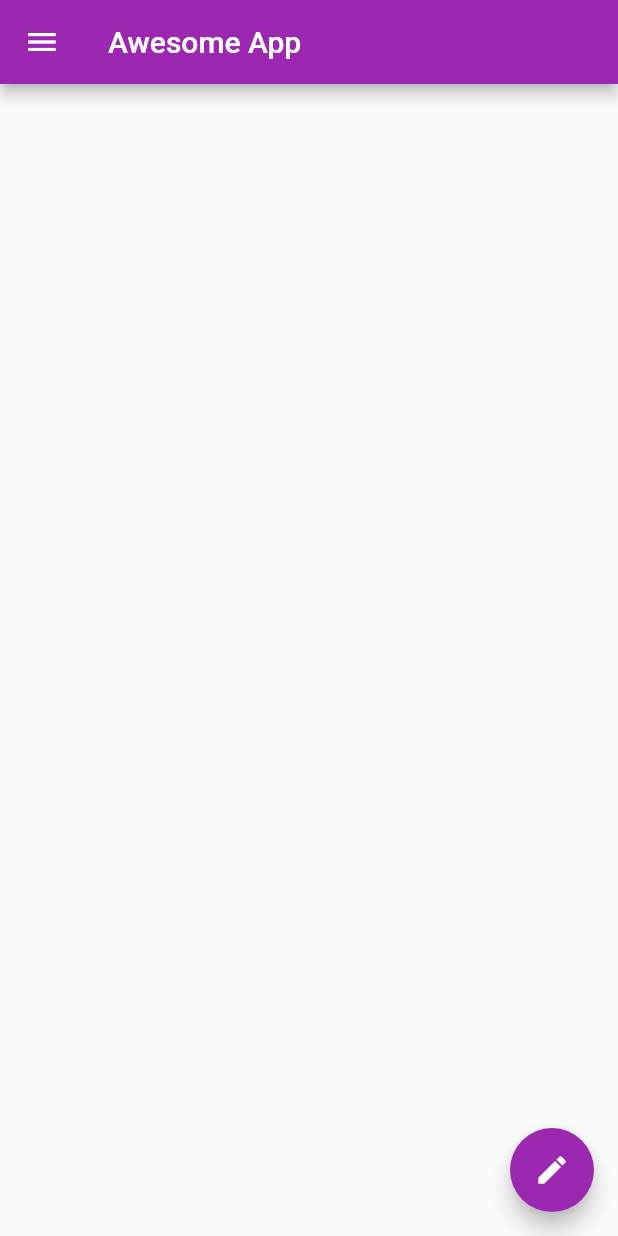
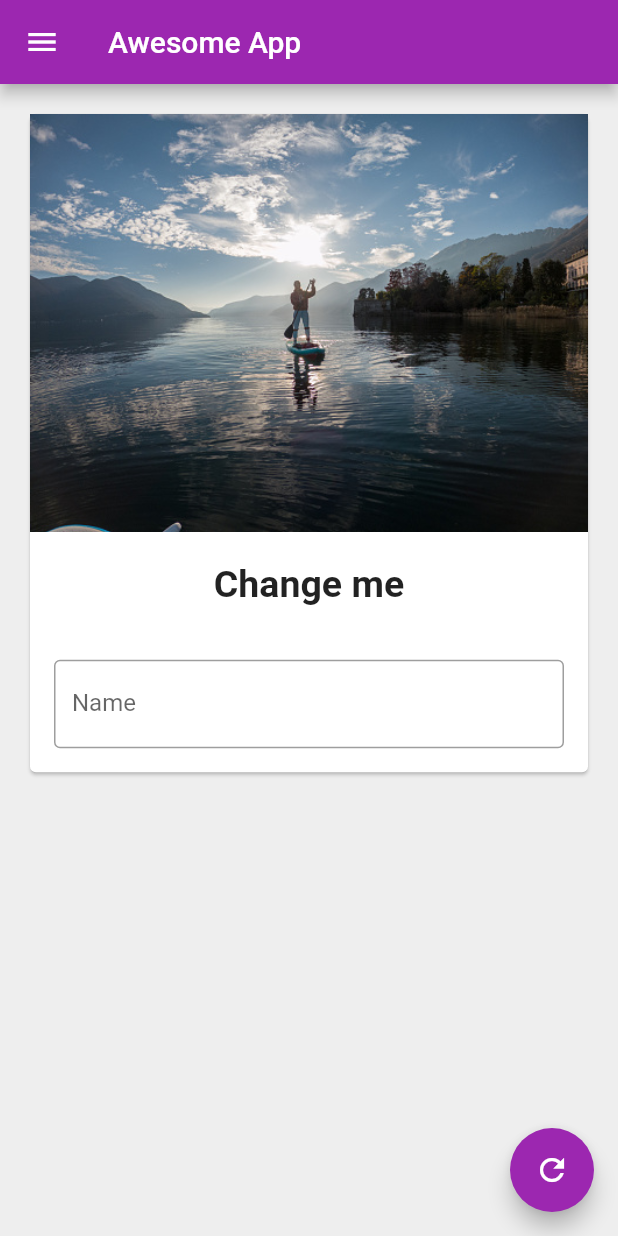
Before and after one commit to hasibjaved/flutter_youtube_practice, a Flutter app: the screen it shows after launch, on a phone screen of 412 x 824 dp. Run offline on Flutter 3.47's test engine with Material 2 defaults, Android fonts, the phone set to English and light mode, and no system bars.

Commit message:
lesson4 complete

```diff
--- a/lib/main.dart
+++ b/lib/main.dart
@@ -10,9 +10,22 @@
     ),
   ));
 }
-class HomePage extends StatelessWidget {
-  const HomePage({ Key? key }) : super(key: key);
+class HomePage extends StatefulWidget {
 
+
+  @override
+  State<HomePage> createState() => _HomePageState();
+}
+
+class _HomePageState extends State<HomePage> {
+  TextEditingController _textController = TextEditingController();
+  var myText = 'Change me';
+
+  @override
+  void initState() {
+    super.initState();
+
+  }
   @override
   Widget build(BuildContext context) {
     // return Container(
@@ -22,10 +35,42 @@
     // );
 
     return Scaffold(
+      backgroundColor: Colors.grey[200],
       appBar: AppBar(
         title: Text('Awesome App'),
       ),
-      body: Container(),
+      body: Padding(
+        padding: const EdgeInsets.all(16.0),
+        child: SingleChildScrollView(
+          child: Card(
+            child: Column(
+              children: <Widget>[
+                Image.asset('assets/bg.jpg',
+                fit: BoxFit.cover,),
+                SizedBox(height: 20,),
+                Text(
+                  myText ,
+                style: TextStyle(fontSize: 25,fontWeight: FontWeight.bold),
+                ),
+                SizedBox(height: 20,),
+                Padding(
+                  padding: const EdgeInsets.all(16.0),
+                  child: TextField(
+                    controller: _textController,
+                    keyboardType: TextInputType.text,
+                    // obscureText: true,//for passwords
+                    decoration: InputDecoration(
+                      labelText: 'Name',
+                      border: OutlineInputBorder(),
+                      hintText: 'Enter your name here'
+                    ),
+                  ),
+                )
+              ],
+            ),
+          ),
+        ),
+      ),
       // floatingActionButtonLocation: FloatingActionButtonLocation.centerFloat,
       drawer: Drawer(
         child: ListView(
@@ -67,8 +112,13 @@
         ),
       ),
       floatingActionButton: FloatingActionButton(
-        onPressed: (){},
-        child: Icon(Icons.edit),
+        onPressed: (){
+          myText = _textController.text;
+          setState(() {
+
+          });
+        },
+        child: Icon(Icons.refresh),
         // mini: true,
 
       ),
--- a/pubspec.yaml
+++ b/pubspec.yaml
@@ -58,8 +58,8 @@
   uses-material-design: true
 
   # To add assets to your application, add an assets section, like this:
-  # assets:
-  #   - images/a_dot_burr.jpeg
+  assets:
+    - assets/
   #   - images/a_dot_ham.jpeg
 
   # An image asset can refer to one or more resolution-specific "variants", see
```
Also changed, not shown: assets/bg.jpg (added).
